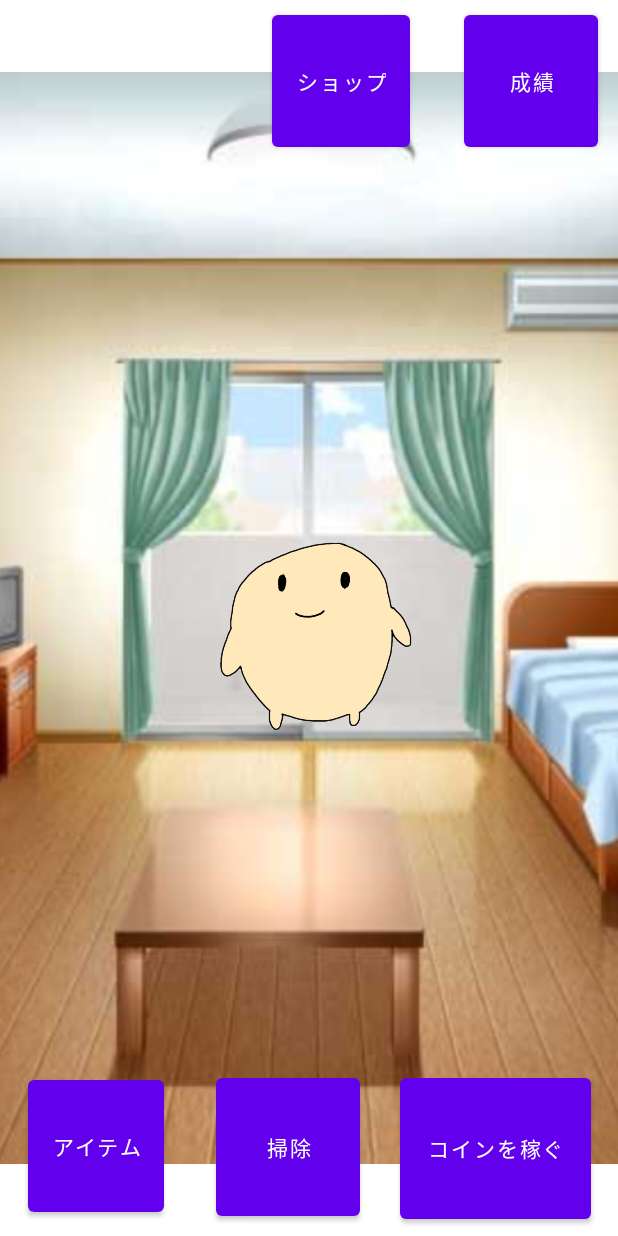
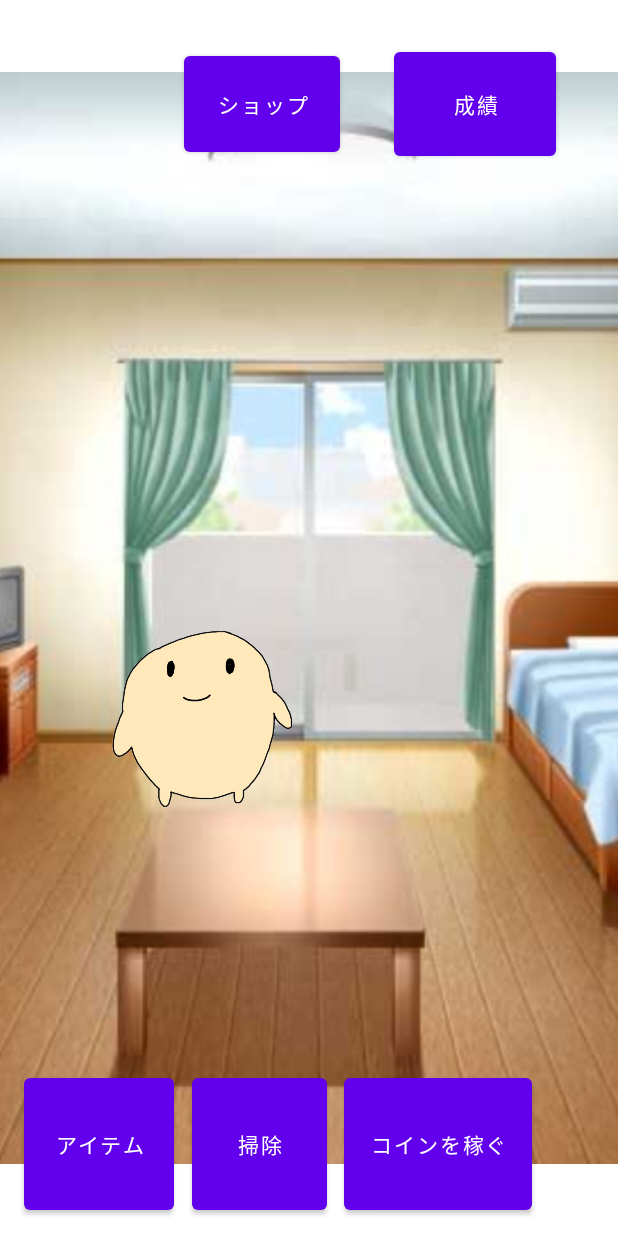
Before and after one commit to ririon07/SPIikuseiGame, an Android app: the layout activity_main.xml on its own in the app's theme, with its tools: preview values and no code run, on a phone screen of 412 x 824 dp. Run offline under Robolectric (Android 15) with nearby library versions, the phone set to English and light mode, and no system bars.

Commit message:
motionLayoutを使用 画像動的処理 ImageViewを試験的使用 themes.xmlに変更有 ->上端のタイトルタグを削除(適宜変更可能) SurfaceView使用検討中

```diff
--- a/app/src/main/java/com/example/spiikuseigame/MainActivity.kt
+++ b/app/src/main/java/com/example/spiikuseigame/MainActivity.kt
@@ -2,17 +2,20 @@ package com.example.spiikuseigame
 
 import android.content.Intent
 import android.os.Bundle
-import android.os.Handler
-import android.os.Looper
-import android.os.PersistableBundle
 import android.widget.Button
 import androidx.appcompat.app.AppCompatActivity
-import androidx.fragment.app.FragmentActivity
-import androidx.viewpager2.adapter.FragmentStateAdapter
-import com.example.spiikuseigame.databinding.ActivityMainBinding
-import kotlin.concurrent.timer
+
 
 class MainActivity : AppCompatActivity() {
+
+    // サイズ
+    /*private val frameHeight = 0
+    private val boxSize = 0
+    private val screenWidth = 0
+    private val screenHeight = 0
+
+    // 位置
+    private val boxY = 0f*/
 
     override fun onCreate(savedInstanceState: Bundle?) {
         super.onCreate(savedInstanceState)
--- a/app/src/main/res/layout/activity_main.xml
+++ b/app/src/main/res/layout/activity_main.xml
@@ -1,9 +1,11 @@
 <?xml version="1.0" encoding="utf-8"?>
-<androidx.constraintlayout.widget.ConstraintLayout xmlns:android="http://schemas.android.com/apk/res/android"
+<androidx.constraintlayout.motion.widget.MotionLayout xmlns:android="http://schemas.android.com/apk/res/android"
     xmlns:app="http://schemas.android.com/apk/res-auto"
     xmlns:tools="http://schemas.android.com/tools"
+    android:id="@+id/charamotion"
     android:layout_width="match_parent"
     android:layout_height="match_parent"
+    app:layoutDescription="@xml/activity_main_scene"
     tools:context=".MainActivity">
 
     <ImageView
@@ -27,21 +29,26 @@
 
         <Button
             android:id="@+id/graphButton"
-            android:layout_width="89dp"
-            android:layout_height="100dp"
-            android:layout_marginTop="4dp"
-            android:layout_marginEnd="16dp"
+            android:layout_width="108dp"
+            android:layout_height="81dp"
+            android:layout_marginTop="8dp"
+            android:layout_marginEnd="44dp"
+            android:layout_marginBottom="8dp"
             android:text="成績"
+            app:layout_constraintBottom_toBottomOf="parent"
             app:layout_constraintEnd_toEndOf="parent"
-            app:layout_constraintTop_toTopOf="parent" />
+            app:layout_constraintTop_toTopOf="parent"
+            app:layout_constraintVertical_bias="0.512" />
 
         <Button
             android:id="@+id/shopButton"
-            android:layout_width="wrap_content"
-            android:layout_height="100dp"
-            android:layout_marginTop="4dp"
+            android:layout_width="104dp"
+            android:layout_height="76dp"
+            android:layout_marginTop="8dp"
             android:layout_marginEnd="36dp"
+            android:layout_marginBottom="8dp"
             android:text="ショップ"
+            app:layout_constraintBottom_toBottomOf="parent"
             app:layout_constraintEnd_toStartOf="@+id/graphButton"
             app:layout_constraintTop_toTopOf="parent" />
 
@@ -58,52 +65,52 @@
 
         <Button
             android:id="@+id/itemButton"
-            android:layout_width="wrap_content"
+            android:layout_width="100dp"
             android:layout_height="100dp"
-            android:layout_marginEnd="8dp"
+            android:layout_marginStart="16dp"
+            android:layout_marginBottom="8dp"
             android:text="アイテム"
             app:layout_constraintBottom_toBottomOf="parent"
-            app:layout_constraintEnd_toStartOf="@+id/cleanButton"
-            app:layout_constraintHorizontal_bias="0.238"
             app:layout_constraintStart_toStartOf="parent"
             app:layout_constraintTop_toTopOf="parent"
-            app:layout_constraintVertical_bias="0.523" />
+            app:layout_constraintVertical_bias="0.769" />
 
         <Button
             android:id="@+id/earnButton"
-            android:layout_width="127dp"
-            android:layout_height="106dp"
-            android:layout_marginStart="8dp"
+            android:layout_width="125dp"
+            android:layout_height="100dp"
+            android:layout_marginEnd="55dp"
+            android:layout_marginBottom="8dp"
             android:text="コインを稼ぐ"
             app:layout_constraintBottom_toBottomOf="parent"
             app:layout_constraintEnd_toEndOf="parent"
-            app:layout_constraintHorizontal_bias="0.902"
-            app:layout_constraintStart_toEndOf="@+id/itemButton"
             app:layout_constraintTop_toTopOf="parent"
-            app:layout_constraintVertical_bias="0.666" />
+            app:layout_constraintVertical_bias="0.769" />
 
         <Button
             android:id="@+id/cleanButton"
-            android:layout_width="96dp"
-            android:layout_height="104dp"
-            android:layout_marginStart="8dp"
-            android:layout_marginEnd="8dp"
+            android:layout_width="90dp"
+            android:layout_height="100dp"
+            android:layout_marginBottom="8dp"
             android:text="掃除"
             app:layout_constraintBottom_toBottomOf="parent"
             app:layout_constraintEnd_toStartOf="@+id/earnButton"
             app:layout_constraintStart_toEndOf="@+id/itemButton"
             app:layout_constraintTop_toTopOf="parent"
-            app:layout_constraintVertical_bias="0.578" />
+            app:layout_constraintVertical_bias="0.769" />
     </androidx.constraintlayout.widget.ConstraintLayout>
 
     <ImageView
-        android:id="@+id/test"
-        android:layout_width="155dp"
-        android:layout_height="166dp"
+        android:id="@+id/character"
+        android:layout_width="146dp"
+        android:layout_height="199dp"
         app:layout_constraintBottom_toTopOf="@+id/constraintLayout"
         app:layout_constraintEnd_toEndOf="parent"
+        app:layout_constraintHorizontal_bias="0.218"
         app:layout_constraintStart_toStartOf="parent"
         app:layout_constraintTop_toBottomOf="@+id/constraintLayout2"
+        app:layout_constraintVertical_bias="0.652"
         app:srcCompat="@drawable/poteto1" />
 
-</androidx.constraintlayout.widget.ConstraintLayout>
+
+</androidx.constraintlayout.motion.widget.MotionLayout>
--- a/app/src/main/res/values-night/themes.xml
+++ b/app/src/main/res/values-night/themes.xml
@@ -1,6 +1,6 @@
 <resources xmlns:tools="http://schemas.android.com/tools">
     <!-- Base application theme. -->
-    <style name="Theme.SPIikuseiGame" parent="Theme.MaterialComponents.DayNight.DarkActionBar">
+    <style name="Theme.SPIikuseiGame" parent="Theme.MaterialComponents.DayNight.NoActionBar">
         <!-- Primary brand color. -->
         <item name="colorPrimary">@color/purple_200</item>
         <item name="colorPrimaryVariant">@color/purple_700</item>
--- a/app/src/main/res/values/themes.xml
+++ b/app/src/main/res/values/themes.xml
@@ -1,6 +1,6 @@
 <resources xmlns:tools="http://schemas.android.com/tools">
     <!-- Base application theme. -->
-    <style name="Theme.SPIikuseiGame" parent="Theme.MaterialComponents.DayNight.DarkActionBar">
+    <style name="Theme.SPIikuseiGame" parent="Theme.MaterialComponents.DayNight.NoActionBar">
         <!-- Primary brand color. -->
         <item name="colorPrimary">@color/purple_500</item>
         <item name="colorPrimaryVariant">@color/purple_700</item>
--- /dev/null
+++ b/app/src/main/res/xml/activity_main_scene.xml
@@ -0,0 +1,44 @@
+<?xml version="1.0" encoding="utf-8"?>
+<MotionScene
+    xmlns:android="http://schemas.android.com/apk/res/android"
+    xmlns:motion="http://schemas.android.com/apk/res-auto">
+
+    <ConstraintSet android:id="@+id/start" />
+    <ConstraintSet android:id="@+id/end" >
+        <Constraint
+            motion:layout_constraintVertical_bias="0.245"
+            android:layout_height="199dp"
+            motion:layout_constraintStart_toStartOf="parent"
+            motion:layout_constraintBottom_toTopOf="@+id/constraintLayout"
+            motion:layout_constraintHorizontal_bias="0.498"
+            motion:layout_constraintEnd_toEndOf="parent"
+            android:layout_width="146dp"
+            motion:layout_constraintTop_toBottomOf="@+id/constraintLayout2"
+            android:id="@+id/test" />
+    </ConstraintSet>
+    <ConstraintSet android:id="@+id/step2" >
+        <Constraint
+            motion:layout_constraintVertical_bias="0.838"
+            android:layout_height="199dp"
+            motion:layout_constraintStart_toStartOf="parent"
+            motion:layout_constraintBottom_toTopOf="@+id/constraintLayout"
+            motion:layout_constraintHorizontal_bias="0.833"
+            motion:layout_constraintEnd_toEndOf="parent"
+            android:layout_width="146dp"
+            motion:layout_constraintTop_toBottomOf="@+id/constraintLayout2"
+            android:id="@+id/test" />
+    </ConstraintSet>
+    <Transition
+        motion:constraintSetStart="@+id/start"
+        motion:constraintSetEnd="@+id/end"
+        motion:autoTransition="animateToEnd" />
+    <Transition
+        motion:constraintSetStart="@+id/end"
+        motion:constraintSetEnd="@+id/step2"
+        motion:autoTransition="animateToEnd" />
+    <Transition
+        motion:constraintSetStart="@+id/step2"
+        motion:constraintSetEnd="@+id/start"
+        motion:autoTransition="animateToEnd" />
+
+</MotionScene>
```
